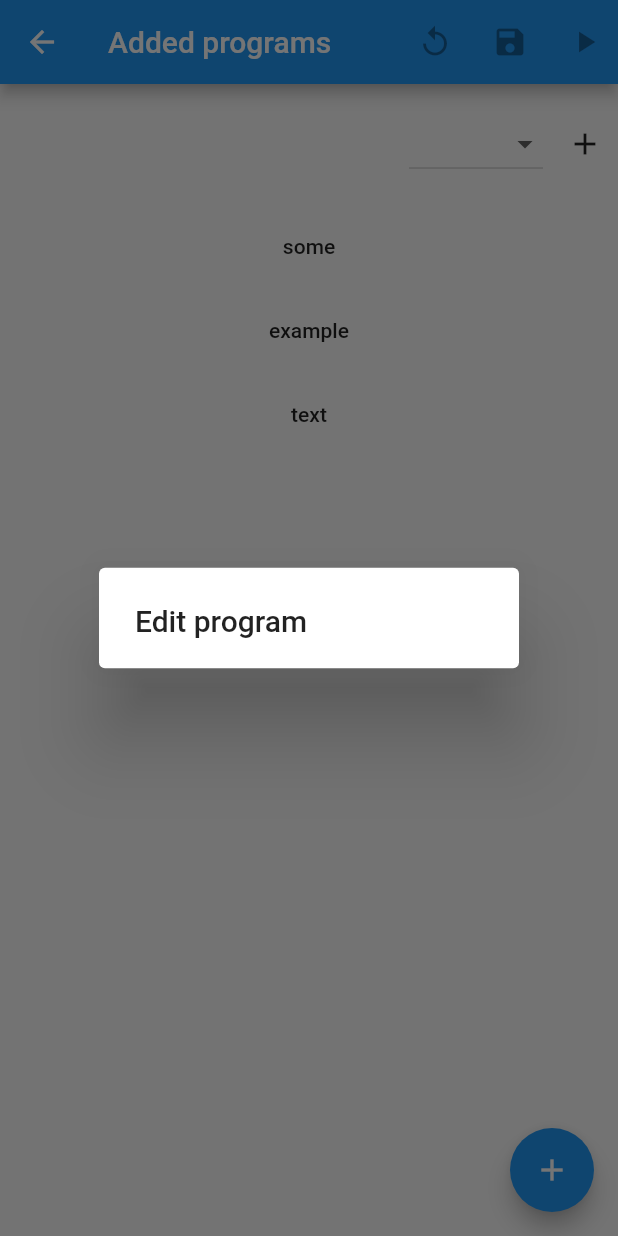
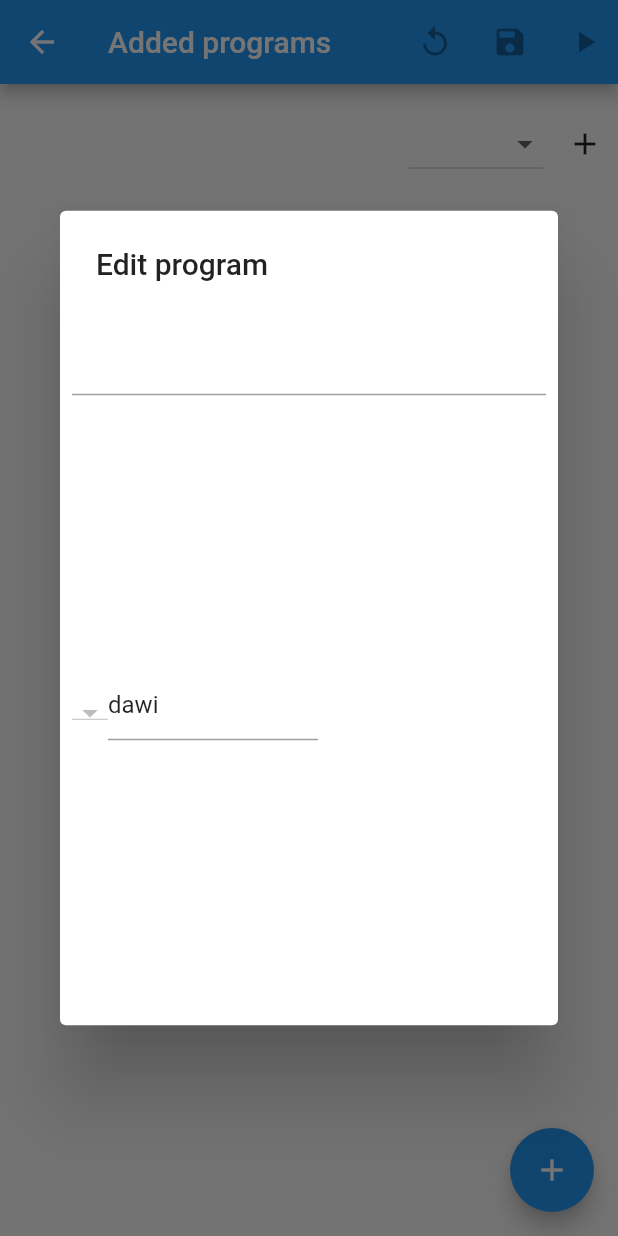
Before and after one commit to helagro/computer_program_sync, a Flutter app: the ProgramListerScreen screen opened directly, after a tap on "some", on a phone screen of 412 x 824 dp. Run offline on Flutter 3.47's test engine with Material 2 defaults, Android fonts, the phone set to English and light mode, and no system bars; our stand-ins replace google_sign_in; missing offline and left inert: googleapis.

Commit message:
work on program editor

```diff
--- a/lib/programListerScreen.dart
+++ b/lib/programListerScreen.dart
@@ -1,4 +1,5 @@
 import 'package:computer_program_sync/main.dart';
+import 'package:computer_program_sync/programObject.dart';
 import 'package:computer_program_sync/widgets/ProgramEditDialog.dart';
 import 'package:computer_program_sync/widgets/actionbutton.dart';
 import 'package:computer_program_sync/widgets/tagWidget.dart';
@@ -48,12 +49,10 @@ class _ProgramListerScreenState extends State<ProgramListerScreen> {
                             index: index,
                             removeBtnCallback: removePlatformFromSelection);
                       })),
-              SizedBox(
-                child: DropdownButton(
-                  items: mFactory
-                      .createPlatformsDropdownMenuItems(allAddedPlatforms),
-                  onChanged: (value) => handleAddNewPlatformToSelection(value),
-                ),
+              DropdownButton(
+                items: mFactory
+                    .createPlatformsDropdownMenuItems(allAddedPlatforms),
+                onChanged: (value) => handleAddNewPlatformToSelection(value),
               ),
               ActionButton(
                 icon: Icons.add,
@@ -91,9 +90,13 @@ class _ProgramListerScreenState extends State<ProgramListerScreen> {
   Widget _listItemFactory(String text) {
     return FlatButton(
       onPressed: () {
+        CommandObject command = CommandObject("Linux", "touch test.txt");
+        ProgramObject program = ProgramObject("Test", [command]);
         showDialog(
             context: context,
-            builder: (BuildContext buildContext) => ProgramEditDialog());
+            builder: (BuildContext buildContext) => ProgramEditDialog(
+                  program: program,
+                ));
       },
       child: Text(text),
       padding: const EdgeInsets.all(20),
--- a/lib/programObject.dart
+++ b/lib/programObject.dart
@@ -1,11 +1,13 @@
 class ProgramObject {
   String name;
-  List<Command> commands;
+  List<CommandObject> commands;
 
   ProgramObject(this.name, this.commands);
 }
 
-class Command {
+class CommandObject {
   String platform;
   String command;
+
+  CommandObject(this.platform, this.command);
 }
--- a/lib/widgets/ProgramEditDialog.dart
+++ b/lib/widgets/ProgramEditDialog.dart
@@ -1,12 +1,45 @@
 import 'package:computer_program_sync/programObject.dart';
+import 'package:computer_program_sync/widgets/commandListItem.dart';
 
 import 'package:flutter/material.dart';
 
 class ProgramEditDialog extends StatelessWidget {
+  final ProgramObject program;
+  final Function deleteCallback;
+  final Function editCallback;
+
+  ProgramEditDialog(
+      {Key key, @required this.program, this.editCallback, this.deleteCallback})
+      : super(key: key);
+
   @override
   Widget build(BuildContext context) {
     return AlertDialog(
       title: Text("Edit program"),
+      actions: [
+        Column(
+          mainAxisAlignment: MainAxisAlignment.center,
+          crossAxisAlignment: CrossAxisAlignment.center,
+          children: [
+            SizedBox(
+              child: TextField(),
+              height: 60,
+              width: 400,
+            ),
+            SizedBox(
+              child: ListView.builder(
+                  scrollDirection: Axis.horizontal,
+                  itemCount: program.commands.length,
+                  shrinkWrap: true,
+                  itemBuilder: (BuildContext buildContext, int index) {
+                    return CommandListItem();
+                  }),
+              height: 400,
+              width: 400,
+            )
+          ],
+        )
+      ],
     );
   }
 }
--- /dev/null
+++ b/lib/widgets/commandListItem.dart
@@ -0,0 +1,23 @@
+import 'package:flutter/material.dart';
+
+class CommandListItem extends StatelessWidget {
+  CommandListItem({Key key}) : super(key: key);
+
+  final TextEditingController textEditingController = TextEditingController();
+
+  @override
+  Widget build(BuildContext context) {
+    textEditingController.text = "dawi";
+
+    return Row(children: [
+      DropdownButton(
+        onChanged: (value) => {},
+      ),
+      SizedBox(
+        child: TextField(controller: textEditingController),
+        height: 60,
+        width: 140,
+      )
+    ]);
+  }
+}
```
